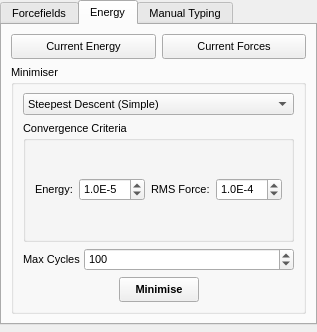
Above: branches/nugui/src/gui/forcefields.ui from trisyoungs/aten before the change. Below: the same form after it.
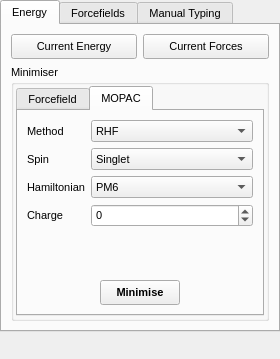
That is the form after the change. The open tabs and pages were chosen to show the change. Icons and pictures are not drawn.

Commit message: Renamed Cell class to UnitCell to avoid conflicts with enums. For neatness, MopacMinimise command now writes temporary input file itself, rather than relying on the corresponding filter. Updated Forcefields widget - now includes specific options for MOPAC minmiser. Options to 'mopacminimise' command are now used. Fixed - Update of GUI after mouseRelease.

The edit to the form file:
```diff
--- a/branches/nugui/src/gui/forcefields.ui
+++ b/branches/nugui/src/gui/forcefields.ui
@@ -6,14 +6,20 @@
    <rect>
     <x>0</x>
     <y>0</y>
-    <width>290</width>
-    <height>332</height>
+    <width>270</width>
+    <height>359</height>
    </rect>
   </property>
+  <property name="sizePolicy">
+   <sizepolicy hsizetype="Minimum" vsizetype="MinimumExpanding">
+    <horstretch>0</horstretch>
+    <verstretch>0</verstretch>
+   </sizepolicy>
+  </property>
   <property name="minimumSize">
    <size>
-    <width>290</width>
-    <height>332</height>
+    <width>270</width>
+    <height>359</height>
    </size>
   </property>
   <property name="font">
@@ -37,9 +43,647 @@
     </property>
     <item>
      <widget class="QTabWidget" name="tabWidget">
+      <property name="sizePolicy">
+       <sizepolicy hsizetype="Expanding" vsizetype="Minimum">
+        <horstretch>0</horstretch>
+        <verstretch>0</verstretch>
+       </sizepolicy>
+      </property>
       <property name="currentIndex">
        <number>0</number>
       </property>
+      <widget class="QWidget" name="EnergyTab">
+       <attribute name="title">
+        <string>Energy</string>
+       </attribute>
+       <layout class="QVBoxLayout" name="verticalLayout_5">
+        <item>
+         <layout class="QHBoxLayout" name="horizontalLayout_2">
+          <item>
+           <widget class="QPushButton" name="CurrentEnergyButton">
+            <property name="sizePolicy">
+             <sizepolicy hsizetype="Expanding" vsizetype="Fixed">
+              <horstretch>0</horstretch>
+              <verstretch>0</verstretch>
+             </sizepolicy>
+            </property>
+            <property name="minimumSize">
+             <size>
+              <width>0</width>
+              <height>25</height>
+             </size>
+            </property>
+            <property name="maximumSize">
+             <size>
+              <width>16777215</width>
+              <height>25</height>
+             </size>
+            </property>
+            <property name="text">
+             <string>Current Energy</string>
+            </property>
+            <property name="icon">
+             <iconset resource="icons.qrc">
+              <normaloff>:/forcefield/icons/forcefield_energy.svg</normaloff>:/forcefield/icons/forcefield_energy.svg</iconset>
+            </property>
+            <property name="iconSize">
+             <size>
+              <width>16</width>
+              <height>16</height>
+             </size>
+            </property>
+           </widget>
+          </item>
+          <item>
+           <widget class="QPushButton" name="CurrentForcesButton">
+            <property name="sizePolicy">
+             <sizepolicy hsizetype="Expanding" vsizetype="Fixed">
+              <horstretch>0</horstretch>
+              <verstretch>0</verstretch>
+             </sizepolicy>
+            </property>
+            <property name="minimumSize">
+             <size>
+              <width>0</width>
+              <height>25</height>
+             </size>
+            </property>
+            <property name="maximumSize">
+             <size>
+              <width>16777215</width>
+              <height>25</height>
+             </size>
+            </property>
+            <property name="text">
+             <string>Current Forces</string>
+            </property>
+            <property name="icon">
+             <iconset resource="icons.qrc">
+              <normaloff>:/forcefield/icons/forcefield_forces.svg</normaloff>:/forcefield/icons/forcefield_forces.svg</iconset>
+            </property>
+            <property name="iconSize">
+             <size>
+              <width>16</width>
+              <height>16</height>
+             </size>
+            </property>
+           </widget>
+          </item>
+         </layout>
+        </item>
+        <item>
+         <widget class="QGroupBox" name="MinimiserGroup">
+          <property name="sizePolicy">
+           <sizepolicy hsizetype="Expanding" vsizetype="Minimum">
+            <horstretch>0</horstretch>
+            <verstretch>0</verstretch>
+           </sizepolicy>
+          </property>
+          <property name="title">
+           <string>Minimiser</string>
+          </property>
+          <layout class="QVBoxLayout" name="verticalLayout_4">
+           <property name="margin">
+            <number>2</number>
+           </property>
+           <item>
+            <widget class="QTabWidget" name="MinimiserTabs">
+             <property name="currentIndex">
+              <number>0</number>
+             </property>
+             <widget class="QWidget" name="ForcefieldMinimiserTab">
+              <attribute name="title">
+               <string>Forcefield</string>
+              </attribute>
+              <layout class="QVBoxLayout" name="verticalLayout_6">
+               <item>
+                <widget class="QComboBox" name="MinimiserMethodCombo">
+                 <property name="sizePolicy">
+                  <sizepolicy hsizetype="Expanding" vsizetype="Fixed">
+                   <horstretch>0</horstretch>
+                   <verstretch>0</verstretch>
+                  </sizepolicy>
+                 </property>
+                 <item>
+                  <property name="text">
+                   <string>Steepest Descent (Simple)</string>
+                  </property>
+                 </item>
+                 <item>
+                  <property name="text">
+                   <string>Steepest Descent (Line Minimised)</string>
+                  </property>
+                 </item>
+                 <item>
+                  <property name="text">
+                   <string>Conjugate Gradient</string>
+                  </property>
+                 </item>
+                 <item>
+                  <property name="text">
+                   <string>Monte Carlo (Molecular)</string>
+                  </property>
+                 </item>
+                </widget>
+               </item>
+               <item>
+                <widget class="QGroupBox" name="ConvergenceGroup">
+                 <property name="sizePolicy">
+                  <sizepolicy hsizetype="Expanding" vsizetype="Minimum">
+                   <horstretch>0</horstretch>
+                   <verstretch>0</verstretch>
+                  </sizepolicy>
+                 </property>
+                 <property name="title">
+                  <string>Convergence Criteria</string>
+                 </property>
+                 <layout class="QVBoxLayout" name="verticalLayout_9">
+                  <item>
+                   <layout class="QGridLayout" name="gridLayout_3">
+                    <item row="0" column="0">
+                     <widget class="QLabel" name="label_9">
+                      <property name="sizePolicy">
+                       <sizepolicy hsizetype="Minimum" vsizetype="Preferred">
+                        <horstretch>0</horstretch>
+                        <verstretch>0</verstretch>
+                       </sizepolicy>
+                      </property>
+                      <property name="text">
+                       <string>Energy:</string>
+                      </property>
+                     </widget>
+                    </item>
+                    <item row="0" column="1">
+                     <widget class="QSpinBox" name="EnergyConvergeSpin">
+                      <property name="sizePolicy">
+                       <sizepolicy hsizetype="Expanding" vsizetype="Fixed">
+                        <horstretch>0</horstretch>
+                        <verstretch>0</verstretch>
+                       </sizepolicy>
+                      </property>
+                      <property name="prefix">
+                       <string>1.0E</string>
+                      </property>
+                      <property name="minimum">
+                       <number>-10</number>
+                      </property>
+                      <property name="maximum">
+                       <number>1</number>
+                      </property>
+                      <property name="value">
+                       <number>-5</number>
+                      </property>
+                     </widget>
+                    </item>
+                    <item row="1" column="0">
+                     <widget class="QLabel" name="label_10">
+                      <property name="sizePolicy">
+                       <sizepolicy hsizetype="Minimum" vsizetype="Preferred">
+                        <horstretch>0</horstretch>
+                        <verstretch>0</verstretch>
+                       </sizepolicy>
+                      </property>
+                      <property name="text">
+                       <string>RMS Force:</string>
+                      </property>
+                     </widget>
+                    </item>
+                    <item row="1" column="1">
+                     <widget class="QSpinBox" name="ForceConvergeSpin">
+                      <property name="enabled">
+                       <bool>true</bool>
+                      </property>
+                      <property name="sizePolicy">
+                       <sizepolicy hsizetype="Expanding" vsizetype="Fixed">
+                        <horstretch>0</horstretch>
+                        <verstretch>0</verstretch>
+                       </sizepolicy>
+                      </property>
+                      <property name="prefix">
+                       <string>1.0E</string>
+                      </property>
+                      <property name="minimum">
+                       <number>-10</number>
+                      </property>
+                      <property name="maximum">
+                       <number>1</number>
+                      </property>
+                      <property name="value">
+                       <number>-4</number>
+                      </property>
+                     </widget>
+                    </item>
+                   </layout>
+                  </item>
+                 </layout>
+                </widget>
+               </item>
+               <item>
+                <layout class="QHBoxLayout" name="_8">
+                 <property name="spacing">
+                  <number>4</number>
+                 </property>
+                 <property name="margin">
+                  <number>0</number>
+                 </property>
+                 <item>
+                  <widget class="QLabel" name="label_46">
+                   <property name="text">
+                    <string>Max Cycles</string>
+                   </property>
+                  </widget>
+                 </item>
+                 <item>
+                  <widget class="QSpinBox" name="MinimiseCyclesSpin">
+                   <property name="sizePolicy">
+                    <sizepolicy hsizetype="Expanding" vsizetype="Fixed">
+                     <horstretch>0</horstretch>
+                     <verstretch>0</verstretch>
+                    </sizepolicy>
+                   </property>
+                   <property name="minimum">
+                    <number>1</number>
+                   </property>
+                   <property name="maximum">
+                    <number>10000</number>
+                   </property>
+                   <property name="singleStep">
+                    <number>2</number>
+                   </property>
+                   <property name="value">
+                    <number>100</number>
+                   </property>
+                  </widget>
+                 </item>
+                </layout>
+               </item>
+               <item>
+                <spacer name="verticalSpacer_3">
+                 <property name="orientation">
+                  <enum>Qt::Vertical</enum>
+                 </property>
+                 <property name="sizeType">
+                  <enum>QSizePolicy::MinimumExpanding</enum>
+                 </property>
+                 <property name="sizeHint" stdset="0">
+                  <size>
+                   <width>20</width>
+                   <height>1</height>
+                  </size>
+                 </property>
+                </spacer>
+               </item>
+               <item>
+                <layout class="QHBoxLayout" name="_9">
+                 <property name="spacing">
+                  <number>4</number>
+                 </property>
+                 <property name="margin">
+                  <number>0</number>
+                 </property>
+                 <item>
+                  <spacer>
+                   <property name="orientation">
+                    <enum>Qt::Horizontal</enum>
+                   </property>
+                   <property name="sizeHint" stdset="0">
+                    <size>
+                     <width>21</width>
+                     <height>20</height>
+                    </size>
+                   </property>
+                  </spacer>
+                 </item>
+                 <item>
+                  <widget class="QPushButton" name="ForcefieldMinimiseButton">
+                   <property name="minimumSize">
+                    <size>
+                     <width>0</width>
+                     <height>25</height>
+                    </size>
+                   </property>
+                   <property name="font">
+                    <font>
+                     <weight>75</weight>
+                     <bold>true</bold>
+                    </font>
+                   </property>
+                   <property name="text">
+                    <string>Minimise</string>
+                   </property>
+                   <property name="icon">
+                    <iconset resource="icons.qrc">
+                     <normaloff>:/forcefield/icons/forcefield_minimise.svg</normaloff>:/forcefield/icons/forcefield_minimise.svg</iconset>
+                   </property>
+                   <property name="iconSize">
+                    <size>
+                     <width>16</width>
+                     <height>16</height>
+                    </size>
+                   </property>
+                   <property name="autoDefault">
+                    <bool>false</bool>
+                   </property>
+                  </widget>
+                 </item>
+                 <item>
+                  <spacer>
+                   <property name="orientation">
+                    <enum>Qt::Horizontal</enum>
+                   </property>
+                   <property name="sizeHint" stdset="0">
+                    <size>
+                     <width>21</width>
+                     <height>20</height>
+                    </size>
+                   </property>
+                  </spacer>
+                 </item>
+                </layout>
+               </item>
+              </layout>
+             </widget>
+             <widget class="QWidget" name="MopacMinimserTab">
+              <attribute name="title">
+               <string>MOPAC</string>
+              </attribute>
+              <layout class="QVBoxLayout" name="verticalLayout_8">
+               <item>
+                <layout class="QGridLayout" name="gridLayout">
+                 <item row="0" column="0">
+                  <widget class="QLabel" name="MopacMethodLabel">
+                   <property name="sizePolicy">
+                    <sizepolicy hsizetype="Minimum" vsizetype="Preferred">
+                     <horstretch>0</horstretch>
+                     <verstretch>0</verstretch>
+                    </sizepolicy>
+                   </property>
+                   <property name="text">
+                    <string>Method</string>
+                   </property>
+                  </widget>
+                 </item>
+                 <item row="0" column="1">
+                  <widget class="QComboBox" name="MopacHFCombo">
+                   <property name="sizePolicy">
+                    <sizepolicy hsizetype="Expanding" vsizetype="Fixed">
+                     <horstretch>0</horstretch>
+                     <verstretch>0</verstretch>
+                    </sizepolicy>
+                   </property>
+                   <property name="currentIndex">
+                    <number>0</number>
+                   </property>
+                   <item>
+                    <property name="text">
+                     <string>RHF</string>
+                    </property>
+                   </item>
+                   <item>
+                    <property name="text">
+                     <string>UHF</string>
+                    </property>
+                   </item>
+                  </widget>
+                 </item>
+                 <item row="1" column="1">
+                  <widget class="QComboBox" name="MopacSpinCombo">
+                   <property name="sizePolicy">
+                    <sizepolicy hsizetype="Expanding" vsizetype="Fixed">
+                     <horstretch>0</horstretch>
+                     <verstretch>0</verstretch>
+                    </sizepolicy>
+                   </property>
+                   <item>
+                    <property name="text">
+                     <string>Singlet</string>
+                    </property>
+                   </item>
+                   <item>
+                    <property name="text">
+                     <string>Doublet</string>
+                    </property>
+                   </item>
+                   <item>
+                    <property name="text">
+                     <string>Triplet</string>
+                    </property>
+                   </item>
+                   <item>
+                    <property name="text">
+                     <string>Quartet</string>
+                    </property>
+                   </item>
+                   <item>
+                    <property name="text">
+                     <string>Quintet</string>
+                    </property>
+                   </item>
+                   <item>
+                    <property name="text">
+                     <string>Sextet</string>
+                    </property>
+                   </item>
+                   <item>
+                    <property name="text">
+                     <string>Septet</string>
+                    </property>
+                   </item>
+                   <item>
+                    <property name="text">
+                     <string>Octet</string>
+                    </property>
+                   </item>
+                   <item>
+                    <property name="text">
+                     <string>Nonet</string>
+                    </property>
+                   </item>
+                  </widget>
+                 </item>
+                 <item row="2" column="1">
+                  <widget class="QComboBox" name="MopacHamiltonianCombo">
+                   <property name="currentIndex">
+                    <number>4</number>
+                   </property>
+                   <item>
+                    <property name="text">
+                     <string>AM1</string>
+                    </property>
+                   </item>
+                   <item>
+                    <property name="text">
+                     <string>MNDO</string>
+                    </property>
+                   </item>
+                   <item>
+                    <property name="text">
+                     <string>MNDOD</string>
+                    </property>
+                   </item>
+                   <item>
+                    <property name="text">
+                     <string>PM3</string>
+                    </property>
+                   </item>
+                   <item>
+                    <property name="text">
+                     <string>PM6</string>
+                    </property>
+                   </item>
+                   <item>
+                    <property name="text">
+                     <string>PM6-DH2</string>
+                    </property>
+                   </item>
+                   <item>
+                    <property name="text">
+                     <string>RM1</string>
+                    </property>
+                   </item>
+                  </widget>
+                 </item>
+                 <item row="2" column="0">
+                  <widget class="QLabel" name="MopacHamiltonianLabel">
+                   <property name="sizePolicy">
+                    <sizepolicy hsizetype="Minimum" vsizetype="Preferred">
+                     <horstretch>0</horstretch>
+                     <verstretch>0</verstretch>
+                    </sizepolicy>
+                   </property>
+                   <property name="text">
+                    <string>Hamiltonian</string>
+                   </property>
+                  </widget>
+                 </item>
+                 <item row="1" column="0">
+                  <widget class="QLabel" name="MopacSpinLabel">
+                   <property name="sizePolicy">
+                    <sizepolicy hsizetype="Minimum" vsizetype="Preferred">
+                     <horstretch>0</horstretch>
+                     <verstretch>0</verstretch>
+                    </sizepolicy>
+                   </property>
+                   <property name="text">
+                    <string>Spin</string>
+                   </property>
+                  </widget>
+                 </item>
+                 <item row="3" column="0">
+                  <widget class="QLabel" name="MopacChargeLabel">
+                   <property name="sizePolicy">
+                    <sizepolicy hsizetype="Minimum" vsizetype="Preferred">
+                     <horstretch>0</horstretch>
+                     <verstretch>0</verstretch>
+                    </sizepolicy>
+                   </property>
+                   <property name="text">
+                    <string>Charge</string>
+                   </property>
+                  </widget>
+                 </item>
+                 <item row="3" column="1">
+                  <widget class="QSpinBox" name="MopacChargeSpin">
+                   <property name="minimum">
+                    <number>-100</number>
+                   </property>
+                   <property name="maximum">
+                    <number>100</number>
+                   </property>
+                  </widget>
+                 </item>
+                </layout>
+               </item>
+               <item>
+                <spacer name="verticalSpacer_5">
+                 <property name="orientation">
+                  <enum>Qt::Vertical</enum>
+                 </property>
+                 <property name="sizeHint" stdset="0">
+                  <size>
+                   <width>20</width>
+                   <height>40</height>
+                  </size>
+                 </property>
+                </spacer>
+               </item>
+               <item>
+                <layout class="QHBoxLayout" name="_11">
+                 <property name="spacing">
+                  <number>4</number>
+                 </property>
+                 <property name="margin">
+                  <number>0</number>
+                 </property>
+                 <item>
+                  <spacer>
+                   <property name="orientation">
+                    <enum>Qt::Horizontal</enum>
+                   </property>
+                   <property name="sizeHint" stdset="0">
+                    <size>
+                     <width>21</width>
+                     <height>20</height>
+                    </size>
+                   </property>
+                  </spacer>
+                 </item>
+                 <item>
+                  <widget class="QPushButton" name="MopacMinimiseButton">
+                   <property name="minimumSize">
+                    <size>
+                     <width>0</width>
+                     <height>25</height>
+                    </size>
+                   </property>
+                   <property name="font">
+                    <font>
+                     <weight>75</weight>
+                     <bold>true</bold>
+                    </font>
+                   </property>
+                   <property name="text">
+                    <string>Minimise</string>
+                   </property>
+                   <property name="icon">
+                    <iconset resource="icons.qrc">
+                     <normaloff>:/forcefield/icons/forcefield_minimise.svg</normaloff>:/forcefield/icons/forcefield_minimise.svg</iconset>
+                   </property>
+                   <property name="iconSize">
+                    <size>
+                     <width>16</width>
+                     <height>16</height>
+                    </size>
+                   </property>
+                   <property name="autoDefault">
+                    <bool>false</bool>
+                   </property>
+                  </widget>
+                 </item>
+                 <item>
+                  <spacer>
+                   <property name="orientation">
+                    <enum>Qt::Horizontal</enum>
+                   </property>
+                   <property name="sizeHint" stdset="0">
+                    <size>
+                     <width>21</width>
+                     <height>20</height>
+                    </size>
+                   </property>
+                  </spacer>
+                 </item>
+                </layout>
+               </item>
+              </layout>
+             </widget>
+            </widget>
+           </item>
+          </layout>
+         </widget>
+        </item>
+       </layout>
+      </widget>
       <widget class="QWidget" name="ForcefieldsTab">
        <attribute name="title">
         <string>Forcefields</string>
@@ -329,314 +973,6 @@
         </item>
        </layout>
       </widget>
-      <widget class="QWidget" name="EnergyTab">
-       <attribute name="title">
-        <string>Energy</string>
-       </attribute>
-       <layout class="QVBoxLayout" name="verticalLayout_5">
-        <item>
-         <layout class="QHBoxLayout" name="horizontalLayout_2">
-          <item>
-           <widget class="QPushButton" name="CurrentEnergyButton">
-            <property name="minimumSize">
-             <size>
-              <width>0</width>
-              <height>25</height>
-             </size>
-            </property>
-            <property name="maximumSize">
-             <size>
-              <width>16777215</width>
-              <height>25</height>
-             </size>
-            </property>
-            <property name="text">
-             <string>Current Energy</string>
-            </property>
-            <property name="icon">
-             <iconset resource="icons.qrc">
-              <normaloff>:/forcefield/icons/forcefield_energy.svg</normaloff>:/forcefield/icons/forcefield_energy.svg</iconset>
-            </property>
-            <property name="iconSize">
-             <size>
-              <width>16</width>
-              <height>16</height>
-             </size>
-            </property>
-           </widget>
-          </item>
-          <item>
-           <widget class="QPushButton" name="CurrentForcesButton">
-            <property name="minimumSize">
-             <size>
-              <width>0</width>
-              <height>25</height>
-             </size>
-            </property>
-            <property name="maximumSize">
-             <size>
-              <width>16777215</width>
-              <height>25</height>
-             </size>
-            </property>
-            <property name="text">
-             <string>Current Forces</string>
-            </property>
-            <property name="icon">
-             <iconset resource="icons.qrc">
-              <normaloff>:/forcefield/icons/forcefield_forces.svg</normaloff>:/forcefield/icons/forcefield_forces.svg</iconset>
-            </property>
-            <property name="iconSize">
-             <size>
-              <width>16</width>
-              <height>16</height>
-             </size>
-            </property>
-           </widget>
-          </item>
-         </layout>
-        </item>
-        <item>
-         <widget class="QGroupBox" name="MinimiserGroup">
-          <property name="title">
-           <string>Minimiser</string>
-          </property>
-          <layout class="QVBoxLayout" name="verticalLayout_4">
-           <item>
-            <widget class="QComboBox" name="MinimiserMethodCombo">
-             <property name="sizePolicy">
-              <sizepolicy hsizetype="Expanding" vsizetype="Fixed">
-               <horstretch>0</horstretch>
-               <verstretch>0</verstretch>
-              </sizepolicy>
-             </property>
-             <item>
-              <property name="text">
-               <string>Steepest Descent (Simple)</string>
-              </property>
-             </item>
-             <item>
-              <property name="text">
-               <string>Steepest Descent (Line Minimised)</string>
-              </property>
-             </item>
-             <item>
-              <property name="text">
-               <string>Conjugate Gradient</string>
-              </property>
-             </item>
-             <item>
-              <property name="text">
-               <string>Monte Carlo (Molecular)</string>
-              </property>
-             </item>
-             <item>
-              <property name="text">
-               <string>BFGS / PM6 (MOPAC)</string>
-              </property>
-             </item>
-            </widget>
-           </item>
-           <item>
-            <widget class="QGroupBox" name="ConvergenceGroup">
-             <property name="sizePolicy">
-              <sizepolicy hsizetype="Expanding" vsizetype="Minimum">
-               <horstretch>0</horstretch>
-               <verstretch>0</verstretch>
-              </sizepolicy>
-             </property>
-             <property name="title">
-              <string>Convergence Criteria</string>
-             </property>
-             <layout class="QHBoxLayout" name="horizontalLayout">
-              <item>
-               <widget class="QLabel" name="label_9">
-                <property name="sizePolicy">
-                 <sizepolicy hsizetype="Minimum" vsizetype="Preferred">
-                  <horstretch>0</horstretch>
-                  <verstretch>0</verstretch>
-                 </sizepolicy>
-                </property>
-                <property name="text">
-                 <string>Energy:</string>
-                </property>
-               </widget>
-              </item>
-              <item>
-               <widget class="QSpinBox" name="EnergyConvergeSpin">
-                <property name="sizePolicy">
-                 <sizepolicy hsizetype="Expanding" vsizetype="Fixed">
-                  <horstretch>0</horstretch>
-                  <verstretch>0</verstretch>
-                 </sizepolicy>
-                </property>
-                <property name="prefix">
-                 <string>1.0E</string>
-                </property>
-                <property name="minimum">
-                 <number>-10</number>
-                </property>
-                <property name="maximum">
-                 <number>1</number>
-                </property>
-                <property name="value">
-                 <number>-5</number>
-                </property>
-               </widget>
-              </item>
-              <item>
-               <widget class="QLabel" name="label_10">
-                <property name="sizePolicy">
-                 <sizepolicy hsizetype="Minimum" vsizetype="Preferred">
-                  <horstretch>0</horstretch>
-                  <verstretch>0</verstretch>
-                 </sizepolicy>
-                </property>
-                <property name="text">
-                 <string>RMS Force:</string>
-                </property>
-               </widget>
-              </item>
-              <item>
-               <widget class="QSpinBox" name="ForceConvergeSpin">
-                <property name="enabled">
-                 <bool>true</bool>
-                </property>
-                <property name="sizePolicy">
-                 <sizepolicy hsizetype="Expanding" vsizetype="Fixed">
-                  <horstretch>0</horstretch>
-                  <verstretch>0</verstretch>
-                 </sizepolicy>
-                </property>
-                <property name="prefix">
-                 <string>1.0E</string>
-                </property>
-                <property name="minimum">
-                 <number>-10</number>
-                </property>
-                <property name="maximum">
-                 <number>1</number>
-                </property>
-                <property name="value">
-                 <number>-4</number>
-                </property>
-               </widget>
-              </item>
-             </layout>
-            </widget>
-           </item>
-           <item>
-            <layout class="QHBoxLayout" name="_8">
-             <property name="spacing">
-              <number>4</number>
-             </property>
-             <property name="margin">
-              <number>0</number>
-             </property>
-             <item>
-              <widget class="QLabel" name="label_46">
-               <property name="text">
-                <string>Max Cycles</string>
-               </property>
-              </widget>
-             </item>
-             <item>
-              <widget class="QSpinBox" name="MinimiseCyclesSpin">
-               <property name="sizePolicy">
-                <sizepolicy hsizetype="Expanding" vsizetype="Fixed">
-                 <horstretch>0</horstretch>
-                 <verstretch>0</verstretch>
-                </sizepolicy>
-               </property>
-               <property name="minimum">
-                <number>1</number>
-               </property>
-               <property name="maximum">
-                <number>10000</number>
-               </property>
-               <property name="singleStep">
-                <number>2</number>
-               </property>
-               <property name="value">
-                <number>100</number>
-               </property>
-              </widget>
-             </item>
-            </layout>
-           </item>
-           <item>
-            <layout class="QHBoxLayout" name="_9">
-             <property name="spacing">
-              <number>4</number>
-             </property>
-             <property name="margin">
-              <number>0</number>
-             </property>
-             <item>
-              <spacer>
-               <property name="orientation">
-                <enum>Qt::Horizontal</enum>
-               </property>
-               <property name="sizeHint" stdset="0">
-                <size>
-                 <width>21</width>
-                 <height>20</height>
-                </size>
-               </property>
-              </spacer>
-             </item>
-             <item>
-              <widget class="QPushButton" name="MinimiseButton">
-               <property name="minimumSize">
-                <size>
-                 <width>0</width>
-                 <height>25</height>
-                </size>
-               </property>
-               <property name="font">
-                <font>
-                 <weight>75</weight>
-                 <bold>true</bold>
-                </font>
-               </property>
-               <property name="text">
-                <string>Minimise</string>
-               </property>
-               <property name="icon">
-                <iconset resource="icons.qrc">
-                 <normaloff>:/forcefield/icons/forcefield_minimise.svg</normaloff>:/forcefield/icons/forcefield_minimise.svg</iconset>
-               </property>
-               <property name="iconSize">
-                <size>
-                 <width>16</width>
-                 <height>16</height>
-                </size>
-               </property>
-               <property name="autoDefault">
-                <bool>false</bool>
-               </property>
-              </widget>
-             </item>
-             <item>
-              <spacer>
-               <property name="orientation">
-                <enum>Qt::Horizontal</enum>
-               </property>
-               <property name="sizeHint" stdset="0">
-                <size>
-                 <width>21</width>
-                 <height>20</height>
-                </size>
-               </property>
-              </spacer>
-             </item>
-            </layout>
-           </item>
-          </layout>
-         </widget>
-        </item>
-       </layout>
-      </widget>
       <widget class="QWidget" name="ManualTypingTab">
        <attribute name="title">
         <string>Manual Typing</string>
```
Left out of the diff: 6 changed lines with no effect on the pictures. The commit also changes 52 other files.
